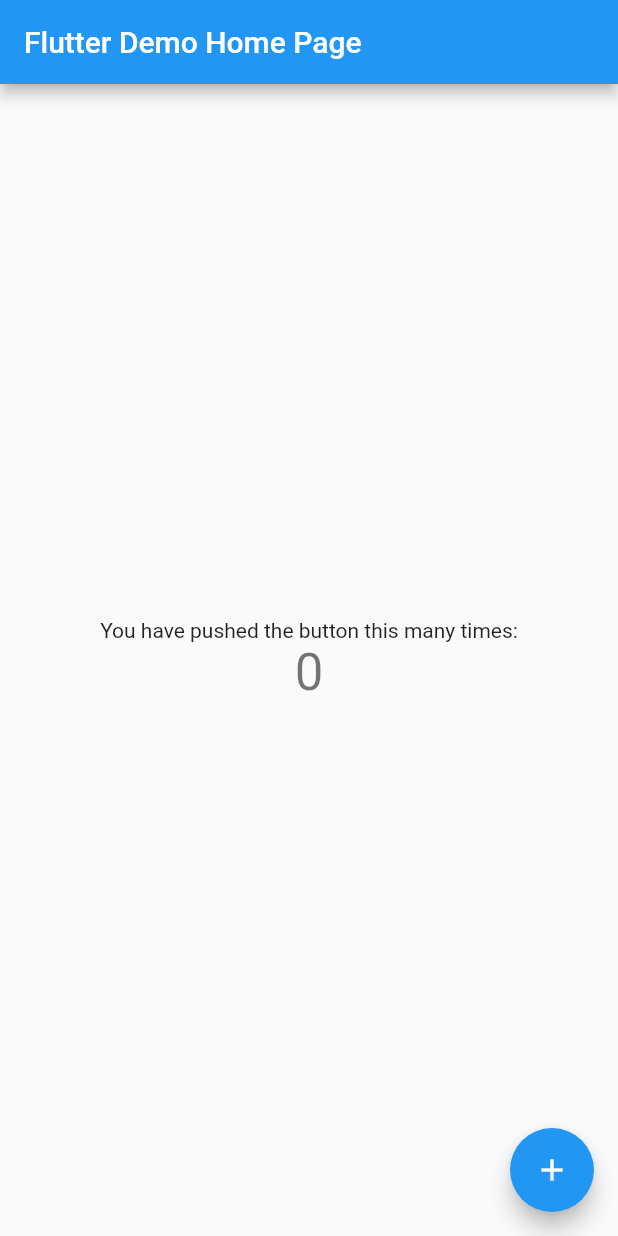
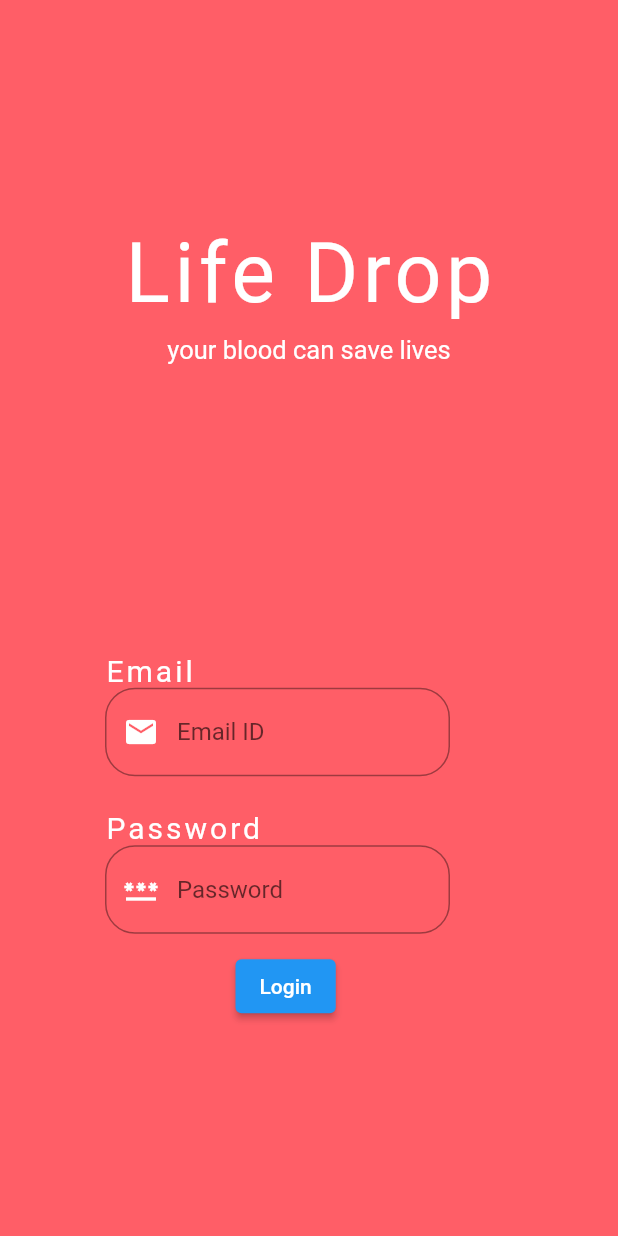
Before and after one commit to Milan1508/Blood_Donation_App, a Flutter app: the screen it shows after launch, on a phone screen of 412 x 824 dp. Run offline on Flutter 3.47's test engine with Material 2 defaults, Android fonts, the phone set to English and light mode, and no system bars; our stand-ins replace email_validator.

Commit message:
something new

```diff
--- /dev/null
+++ b/lib/login_page.dart
@@ -0,0 +1,169 @@
+// ignore_for_file: prefer_const_literals_to_create_immutables, prefer_const_constructors
+import 'package:email_validator/email_validator.dart';
+import '';
+import 'package:flutter/material.dart';
+
+
+class LoginPage extends StatefulWidget {
+  const LoginPage({Key? key}) : super(key: key);
+
+  @override
+  State<LoginPage> createState() => _LoginPageState();
+}
+
+class _LoginPageState extends State<LoginPage> {
+  TextStyle styleWhite() {
+    return TextStyle(color: Colors.white, fontSize: 20, letterSpacing: 2);
+  }
+
+  final myController = TextEditingController();
+  final formKey = GlobalKey<FormState>();
+
+  String getName() {
+    return myController.text;
+  }
+
+
+  @override
+  void dispose() {
+    myController.dispose();
+    super.dispose();
+  }
+
+  @override
+  Widget build(BuildContext context) {
+    return Scaffold(
+      backgroundColor: Color.fromARGB(230, 255, 77, 86),
+      body: SafeArea(
+          child: Column(
+        mainAxisAlignment: MainAxisAlignment.start,
+        crossAxisAlignment: CrossAxisAlignment.center,
+        children: [
+          SizedBox(
+            height: 150,
+            //width: 230,
+          ),
+          Text(
+            'Life Drop',
+            style:
+                TextStyle(color: Colors.white, letterSpacing: 3, fontSize: 55),
+          ),
+          SizedBox(
+            height: 9,
+          ),
+          Text(
+            'your blood can save lives',
+            style: TextStyle(
+              color: Colors.white,
+              fontSize: 17,
+            ),
+          ),
+          SizedBox(
+            height: 50,
+          ),
+          // SizedBox(
+          //   width: double.infinity,
+          // ),
+          Expanded(
+            child: Row(
+              crossAxisAlignment: CrossAxisAlignment.start,
+              children: [
+                Column(
+                  children: [
+                    SizedBox(
+                      width: 70,
+                    )
+                  ],
+                ),
+                Center(
+                  child: Form(
+                    key: formKey,
+                    child: SingleChildScrollView(
+                      child: Column(
+                        crossAxisAlignment: CrossAxisAlignment.start,
+                        mainAxisAlignment: MainAxisAlignment.start,
+                        children: [
+                          Text("Email", style: styleWhite()),
+                          SizedBox(
+                            height: 70,
+                            width: 230,
+                            child: TextFormField(
+                              decoration: InputDecoration(
+                                  hintText: "Email ID",
+                                  border: OutlineInputBorder(
+                                      borderRadius: BorderRadius.circular(20)),
+                                  prefixIcon: Icon(
+                                    Icons.mail,
+                                    color: Colors.white,
+                                  )),
+                              keyboardType: TextInputType.emailAddress,
+                              autofillHints: [AutofillHints.email],
+                              validator: (email) => email != null &&
+                                      !EmailValidator.validate(email)
+                                  ? 'Enter a valid email'
+                                  : null,
+                              controller: myController,
+                            ),
+                          ),
+                          SizedBox(
+                            height: 12,
+                          ),
+                          Text("Password", style: styleWhite()),
+                          SizedBox(
+                            height: 70,
+                            width: 230,
+                            child: TextField(
+                              decoration: InputDecoration(
+                                  hintText: "Password",
+                                  border: OutlineInputBorder(
+                                      borderRadius: BorderRadius.circular(20)),
+                                  prefixIcon: Icon(
+                                    Icons.password,
+                                    color: Colors.white,
+                                  )),
+                              keyboardType: TextInputType.emailAddress,
+                              controller: TextEditingController(),
+                            ),
+                          ),
+                          Row(
+                            mainAxisAlignment: MainAxisAlignment.start,
+                            children: [
+                              SizedBox(
+                                width: 87,
+                              ),
+                              ElevatedButton(
+                                style: ButtonStyle(),
+                                onPressed: () {
+                                  setState(() {
+                                    //  print(myController.text);
+                                    final form = formKey.currentState;
+                                    if (form!.validate()) {
+                                      final email = myController.text;
+                                      Navigator.push(
+                                          context,
+                                          MaterialPageRoute(
+                                              builder: (context) =>
+                                                  SelectionPage(
+                                                    emailName:
+                                                        myController.text,
+                                                  )));
+                                    }
+                                  });
+                                },
+                                child: Text("Login"),
+                              ),
+                            ],
+                          )
+                        ],
+                      ),
+                    ),
+                  ),
+                ),
+              ],
+            ),
+          )
+        ],
+      )),
+    );
+  }
+}
--- a/lib/main.dart
+++ b/lib/main.dart
@@ -1,115 +1,28 @@
+// ignore_for_file: prefer_const_constructors
+import 'login_page.dart';
+import 'selection_page.dart';
 import 'package:flutter/material.dart';
 
-void main() {
-  runApp(const MyApp());
+void main() => runApp(MyApp());
+
+class MyApp extends StatefulWidget {
+  const MyApp({Key? key}) : super(key: key);
+
+  @override
+  State<MyApp> createState() => _MyAppState();
 }
 
-class MyApp extends StatelessWidget {
-  const MyApp({super.key});
-
-  // This widget is the root of your application.
+class _MyAppState extends State<MyApp> {
   @override
   Widget build(BuildContext context) {
     return MaterialApp(
-      title: 'Flutter Demo',
-      theme: ThemeData(
-        // This is the theme of your application.
-        //
-        // Try running your application with "flutter run". You'll see the
-        // application has a blue toolbar. Then, without quitting the app, try
-        // changing the primarySwatch below to Colors.green and then invoke
-        // "hot reload" (press "r" in the console where you ran "flutter run",
-        // or simply save your changes to "hot reload" in a Flutter IDE).
-        // Notice that the counter didn't reset back to zero; the application
-        // is not restarted.
-        primarySwatch: Colors.blue,
-      ),
-      home: const MyHomePage(title: 'Flutter Demo Home Page'),
+      initialRoute: '/LoginPage',
+      routes: {
+        '/LoginPage': (context) => LoginPage(),
+        '/Selection': (context) => const SelectionPage(
+              emailName: 'abesale@gmail.com',
+            ),
+      },
     );
   }
 }
-
-class MyHomePage extends StatefulWidget {
-  const MyHomePage({super.key, required this.title});
-
-  // This widget is the home page of your application. It is stateful, meaning
-  // that it has a State object (defined below) that contains fields that affect
-  // how it looks.
-
-  // This class is the configuration for the state. It holds the values (in this
-  // case the title) provided by the parent (in this case the App widget) and
-  // used by the build method of the State. Fields in a Widget subclass are
-  // always marked "final".
-
-  final String title;
-
-  @override
-  State<MyHomePage> createState() => _MyHomePageState();
-}
-
-class _MyHomePageState extends State<MyHomePage> {
-  int _counter = 0;
-
-  void _incrementCounter() {
-    setState(() {
-      // This call to setState tells the Flutter framework that something has
-      // changed in this State, which causes it to rerun the build method below
-      // so that the display can reflect the updated values. If we changed
-      // _counter without calling setState(), then the build method would not be
-      // called again, and so nothing would appear to happen.
-      _counter++;
-    });
-  }
-
-  @override
-  Widget build(BuildContext context) {
-    // This method is rerun every time setState is called, for instance as done
-    // by the _incrementCounter method above.
-    //
-    // The Flutter framework has been optimized to make rerunning build methods
-    // fast, so that you can just rebuild anything that needs updating rather
-    // than having to individually change instances of widgets.
-    return Scaffold(
-      appBar: AppBar(
-        // Here we take the value from the MyHomePage object that was created by
-        // the App.build method, and use it to set our appbar title.
-        title: Text(widget.title),
-      ),
-      body: Center(
-        // Center is a layout widget. It takes a single child and positions it
-        // in the middle of the parent.
-        child: Column(
-          // Column is also a layout widget. It takes a list of children and
-          // arranges them vertically. By default, it sizes itself to fit its
-          // children horizontally, and tries to be as tall as its parent.
-          //
-          // Invoke "debug painting" (press "p" in the console, choose the
-          // "Toggle Debug Paint" action from the Flutter Inspector in Android
-          // Studio, or the "Toggle Debug Paint" command in Visual Studio Code)
-          // to see the wireframe for each widget.
-          //
-          // Column has various properties to control how it sizes itself and
-          // how it positions its children. Here we use mainAxisAlignment to
-          // center the children vertically; the main axis here is the vertical
-          // axis because Columns are vertical (the cross axis would be
-          // horizontal).
-          mainAxisAlignment: MainAxisAlignment.center,
-          children: <Widget>[
-            const Text(
-              'You have pushed the button this many times:',
-            ),
-            Text(
-              '$_counter',
-              style: Theme.of(context).textTheme.headline4,
-            ),
-          ],
-        ),
-      ),
-      floatingActionButton: FloatingActionButton(
-        onPressed: _incrementCounter,
-        tooltip: 'Increment',
-        child: const Icon(Icons.add),
-      ), // This trailing comma makes auto-formatting nicer for build methods.
-    );
-  }
-}
```
Also changed, not shown: lib/bloodbank.dart (added, +196 -0 lines), lib/selection_page.dart (added, +94 -0 lines).
